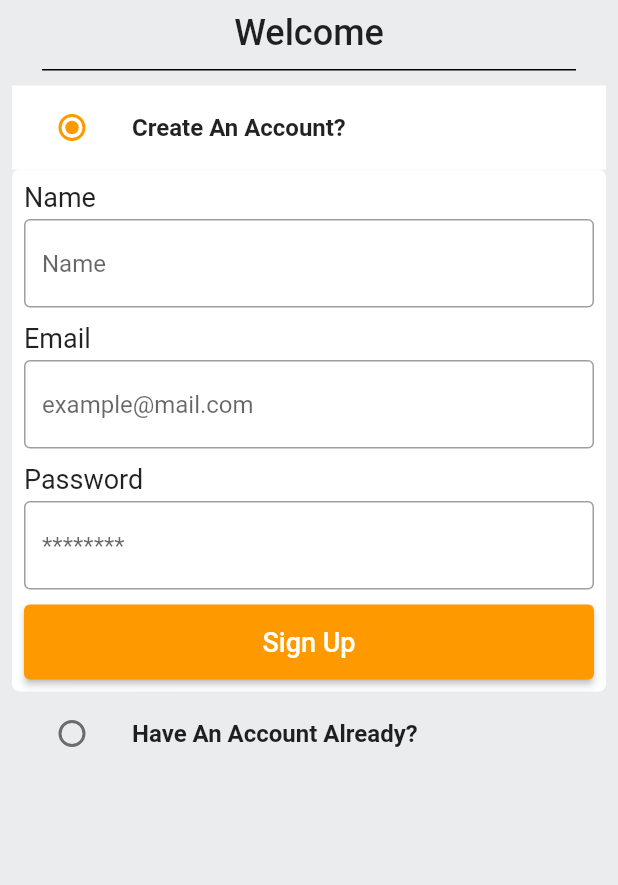
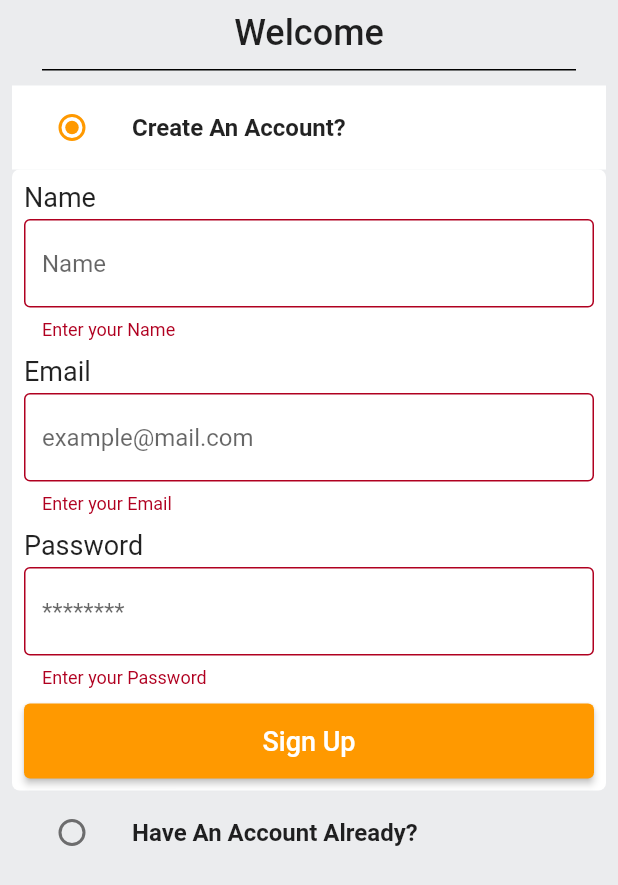
Before and after one commit to Emirhan-Kahya/amazon_clone, a Flutter app: the screen it shows after launch, after a tap on "Sign Up", on a phone screen of 412 x 824 dp. Shown: the top 885 px of the screen. Run offline on Flutter 3.47's test engine with Material 2 defaults, Android fonts, the phone set to English and light mode, and no system bars.

Commit message:
16/06/2022

```diff
--- a/lib/common/widgets/custom_textfield.dart
+++ b/lib/common/widgets/custom_textfield.dart
@@ -1,14 +1,18 @@
+import 'package:amazon_clone/common/widgets/custom_textfield_text.dart';
 import 'package:flutter/material.dart';
 
 class CustomTextField extends StatelessWidget {
   final TextEditingController controller;
   final String hintText;
+  final String? text;
 
   const CustomTextField({
     Key? key,
     required this.controller,
     required this.hintText,
+    this.text,
   }) : super(key: key);
+
 
   @override
   Widget build(BuildContext context) {
@@ -29,7 +33,7 @@ class CustomTextField extends StatelessWidget {
       ),
       validator: (val) {
         if (val == null || val.isEmpty) {
-          return 'Enter your $hintText';
+          return 'Enter your $text';
         }
         return null;
       },
--- a/lib/constants/error_handling.dart
+++ b/lib/constants/error_handling.dart
@@ -14,10 +14,12 @@ void httpErrorHandler({
       onSuccess();
       break;
     case 400:
-      showSnackBar(context, jsonDecode(response.body)['msg']);
+      showSnackBar(context, "Error occurred try to sign up again in a few minutes !");
+      print(jsonDecode(response.body)['msg']);
       break;
     case 500:
-      showSnackBar(context, jsonDecode(response.body)['error']);
+      showSnackBar(context, "Check your informations you filled or try again later !");
+      print(jsonDecode(response.body)['error']);
       break;
     default:
       showSnackBar(context, response.body);
--- a/lib/constants/global_variables.dart
+++ b/lib/constants/global_variables.dart
@@ -1,6 +1,6 @@
 import 'package:flutter/material.dart';
 
-String uri = 'http://192.168.1.110:3000';
+String uri = 'http://localhost:3000';
 
 class mVariables {
   //Colors
--- a/lib/features/auth/screens/auth_screen.dart
+++ b/lib/features/auth/screens/auth_screen.dart
@@ -66,13 +66,13 @@ class _AuthScreenState extends State<AuthScreen> {
                 //seperate line
                 Container(
                   margin:
-                  const EdgeInsets.symmetric(vertical: 10, horizontal: 20),
+                      const EdgeInsets.symmetric(vertical: 10, horizontal: 20),
                   height: 1,
                   color: Colors.black,
                 ),
                 ListTile(
                   tileColor:
-                  _auth == Auth.signup ? mVariables.backgroundColor : null,
+                      _auth == Auth.signup ? mVariables.backgroundColor : null,
                   title: const Text(
                     'Create An Account?',
                     style: TextStyle(
@@ -105,26 +105,33 @@ class _AuthScreenState extends State<AuthScreen> {
                           CustomTextFieldText(text: 'Name'),
                           SizedBox(height: 4),
                           CustomTextField(
-                              hintText: 'Name', controller: _nameController),
+                            hintText: 'Name',
+                            text: 'Name',
+                            controller: _nameController,
+                          ),
                           SizedBox(height: 10),
                           CustomTextFieldText(text: 'Email'),
                           SizedBox(height: 4),
                           CustomTextField(
-                              hintText: 'example@mail.com',
-                              controller: _emailController),
+                            hintText: 'example@mail.com',
+                            text: 'Email',
+                            controller: _emailController,
+                          ),
                           SizedBox(height: 10),
                           CustomTextFieldText(text: 'Password'),
                           SizedBox(height: 4),
                           CustomTextField(
                               hintText: '********',
+                              text: 'Password',
                               controller: _passwordController),
                           SizedBox(height: 10),
                           CustomButton(
                             text: 'Sign Up',
                             press: () {
-                              if (_signInFormKey.currentState!.validate()) {
+                              if (_signUpFormKey.currentState!.validate()) {
                                 signUpUser();
                               }
+                              return null;
                             },
                           ),
                         ],
@@ -133,7 +140,7 @@ class _AuthScreenState extends State<AuthScreen> {
                   ),
                 ListTile(
                   tileColor:
-                  _auth == Auth.signin ? mVariables.backgroundColor : null,
+                      _auth == Auth.signin ? mVariables.backgroundColor : null,
                   title: const Text(
                     'Have An Account Already?',
                     style: TextStyle(
```
Also changed, not shown: lib/constants/utils.dart (+10 -2 lines), lib/features/services/auth_service.dart (+4 -4 lines), 2 other files.
